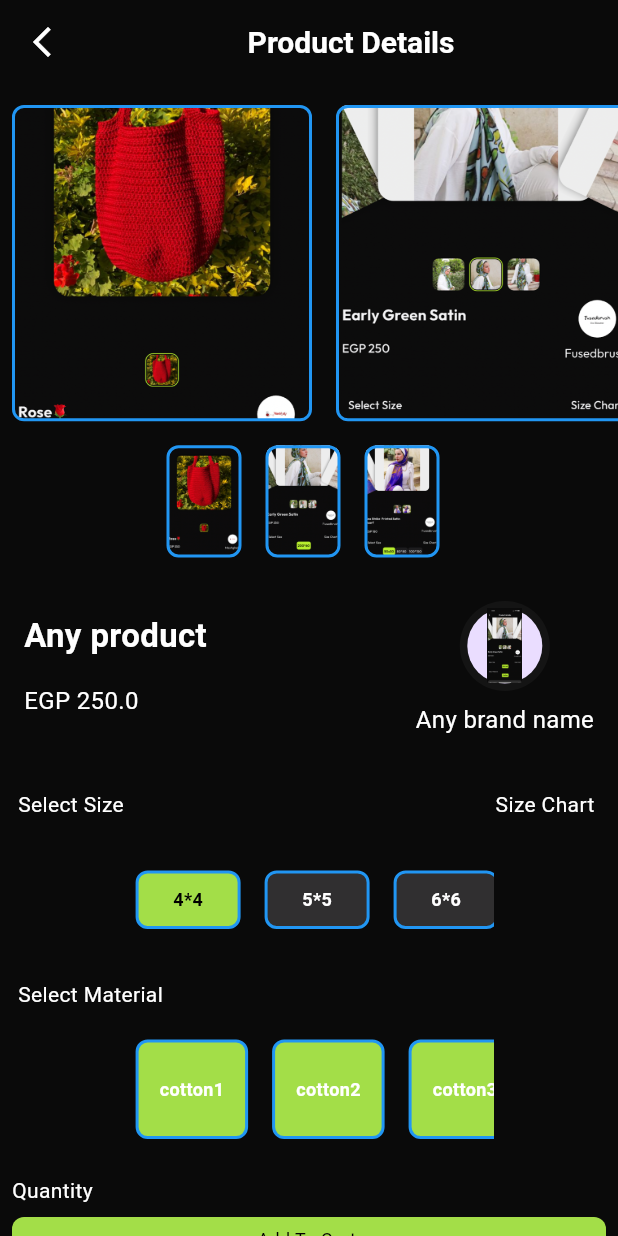
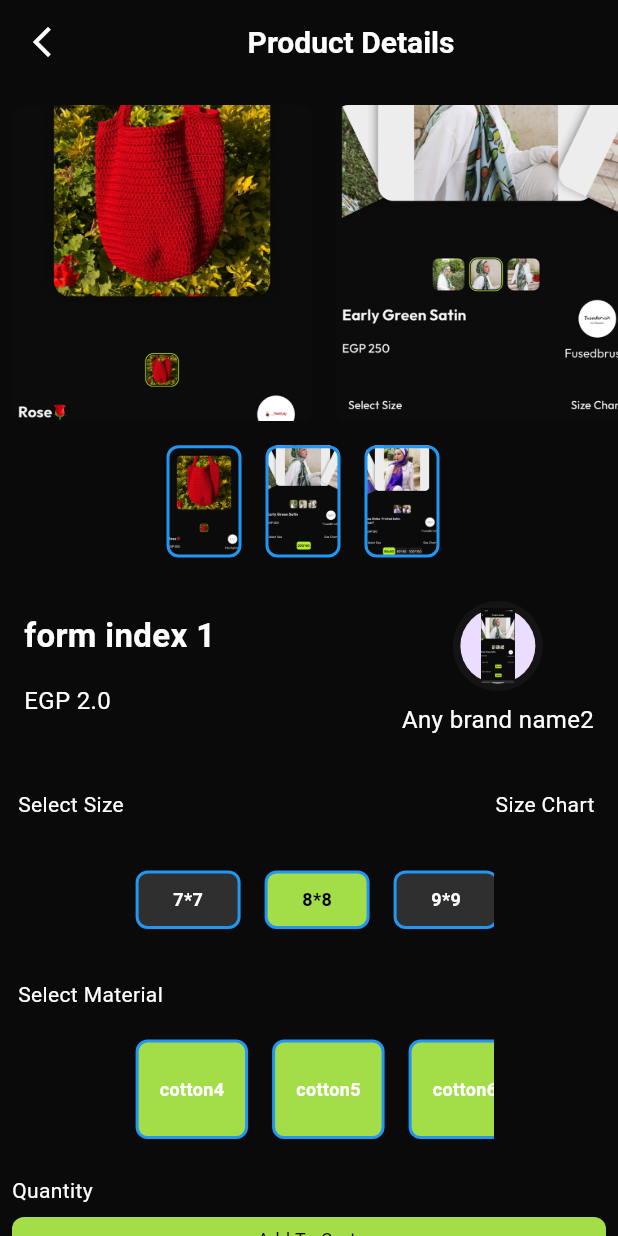
Before and after one commit to AmrAbdElHamed26/slash_internship, a Flutter app: the screen it shows after launch, on a phone screen of 412 x 824 dp. Run offline on Flutter 3.47's test engine with Material 3 defaults, Android fonts, the light colour scheme and no system bars; our stand-ins replace bloc, equatable, flutter_bloc, get_it; missing offline and left inert: easy_image_viewer.

Commit message:
finish Data and Domain Layers

```diff
--- /dev/null
+++ b/lib/product_details_module/data_layer/models/product_details_data.dart
@@ -0,0 +1,6 @@
+import 'package:slash_task/product_details_module/domain_layer/entites/product_details.dart';
+
+class ProductDetailsData extends ProductDetails {
+  const ProductDetailsData(super.allImages, super.allSizes, super.allMaterials, {required super.productName, required super.productPrice, required super.brandImage, required super.brandName});
+ /// todo : use it when access data base
+}
--- /dev/null
+++ b/lib/product_details_module/domain_layer/use_cases/get_product_details_use_case.dart
@@ -0,0 +1,13 @@
+import 'package:slash_task/product_details_module/domain_layer/entites/product_details.dart';
+import 'package:slash_task/product_details_module/domain_layer/repository/base_product_details_repo.dart';
+
+class GetProductDetailsUseCase {
+  final BaseProductDetailsRepo baseProductDetailsRepo ;
+  GetProductDetailsUseCase(this.baseProductDetailsRepo);
+
+  ProductDetails execute(int currentProduct){
+    return baseProductDetailsRepo.getProductDetails(currentProduct);
+
+  }
+
+}
--- a/lib/product_details_module/presentation_layer/components/name_salary_component.dart
+++ b/lib/product_details_module/presentation_layer/components/name_salary_component.dart
@@ -1,5 +1,8 @@
 import 'package:flutter/cupertino.dart';
 import 'package:flutter/material.dart';
+import 'package:flutter_bloc/flutter_bloc.dart';
+import 'package:slash_task/product_details_module/presentation_layer/controller/product_details_bloc.dart';
+import 'package:slash_task/shared/enums.dart';
 
 import '../../../shared/dummy_product_deatils_data.dart';
 
@@ -9,8 +12,15 @@ class NameAndSalaryPart extends StatelessWidget {
   @override
   Widget build(BuildContext context) {
     return Padding(
-        padding: const EdgeInsets.symmetric(vertical: 15 , horizontal: 8),
-        child: Row(
+      padding: const EdgeInsets.symmetric(vertical: 15, horizontal: 8),
+      child: BlocBuilder<ProductDetailsBloc, ProductDetailsState>(
+        builder: (context, state) {
+          switch(state.productDetailsState){
+
+            case RequestState.loading:
+              return CircularProgressIndicator();
+            case RequestState.loaded:
+              return Row(
                 mainAxisAlignment: MainAxisAlignment.spaceBetween,
                 crossAxisAlignment: CrossAxisAlignment.start,
                 children: [
@@ -19,41 +29,59 @@ class NameAndSalaryPart extends StatelessWidget {
                     children: [
                       Padding(
                         padding: const EdgeInsets.all(8.0),
-                  child: Text(productDetails.productName , style: const TextStyle(color: Colors.white , fontSize: 22 , fontWeight: FontWeight.bold),),
+                        child: Text(
+                          state.currentProduct!.productName,
+                          style: const TextStyle(
+                              color: Colors.white,
+                              fontSize: 22,
+                              fontWeight: FontWeight.bold),
+                        ),
                       ),
                       Padding(
                         padding: const EdgeInsets.all(8.0),
-                  child: Text("EGP ${productDetails.productPrice}" , style: const TextStyle(color: Colors.white , fontSize: 16 ),),
+                        child: Text(
+                          "EGP ${state.currentProduct!.productPrice}",
+                          style:
+                          const TextStyle(color: Colors.white, fontSize: 16),
                         ),
-
+                      ),
                     ],
                   ),
                   Column(
                     mainAxisAlignment: MainAxisAlignment.spaceBetween,
                     children: [
-                Stack(
-                  children: [
-                    const CircleAvatar(radius: 30,backgroundColor: Color(0xFF141414),),
+                      Stack(children: [
+                        const CircleAvatar(
+                          radius: 30,
+                          backgroundColor: Color(0xFF141414),
+                        ),
                         Positioned(
-                      top:5,
+                          top: 5,
                           left: 5,
                           child: CircleAvatar(
                             radius: 25,
-                        child: Image.asset(productDetails.brandImage),
+                            child: Image.asset(state.currentProduct!.brandImage),
                           ),
                         ),
-
-                  ]
-                ),
+                      ]),
                       Padding(
                         padding: const EdgeInsets.all(8.0),
-                  child: Text(productDetails.brandName, style: const TextStyle(color: Colors.white , fontSize: 16 ),),
+                        child: Text(
+                          state.currentProduct!.brandName,
+                          style:
+                          const TextStyle(color: Colors.white, fontSize: 16),
                         ),
-
+                      ),
                     ],
                   ),
                   // make sizes scroll view
                 ],
+              );
+            case RequestState.error:
+              return CircularProgressIndicator();
+
+          }
+        },
       ),
     );
   }
--- a/lib/product_details_module/presentation_layer/components/product_images_scroll_view.dart
+++ b/lib/product_details_module/presentation_layer/components/product_images_scroll_view.dart
@@ -67,10 +67,7 @@ class FirstListView extends StatelessWidget {
                       width: 200,
                       height: double.infinity,
                       decoration: BoxDecoration(
-                        border: Border.all(
-                          color: Colors.blue,
-                          width: 2.0,
-                        ),
+
                         borderRadius: BorderRadius.circular(8.0),
                         image: DecorationImage(
                           image: AssetImage(
@@ -127,7 +124,7 @@ class SecondListView extends StatelessWidget {
                         duration: const Duration(milliseconds: 1000),
                         curve: Curves.bounceOut,
                       );
-                    }, /// change the list view when press on any small picture
+                    },
                     child: Container(
                       margin: const EdgeInsets.all(8.0),
                       width: 50,
--- a/lib/product_details_module/presentation_layer/components/select_material_component.dart
+++ b/lib/product_details_module/presentation_layer/components/select_material_component.dart
@@ -1,7 +1,10 @@
 import 'package:flutter/cupertino.dart';
 import 'package:flutter/material.dart';
+import 'package:flutter_bloc/flutter_bloc.dart';
 
 import '../../../shared/dummy_product_deatils_data.dart';
+import '../../../shared/enums.dart';
+import '../controller/product_details_bloc.dart';
 
 class SelectMaterialPart extends StatelessWidget {
   const SelectMaterialPart({Key? key}) : super(key: key);
@@ -25,7 +28,14 @@ class SelectMaterialPart extends StatelessWidget {
             ],
           ),
         ),
-        SizedBox(
+        BlocBuilder<ProductDetailsBloc, ProductDetailsState>(
+          builder: (context, state) {
+            switch(state.productDetailsState){
+
+              case RequestState.loading:
+                return CircularProgressIndicator();
+              case RequestState.loaded:
+                return SizedBox(
                   height: heightScreen*.1,
                   child: Row(
                     mainAxisAlignment: MainAxisAlignment.center,
@@ -49,7 +59,7 @@ class SelectMaterialPart extends StatelessWidget {
                                   ),
                                   borderRadius: BorderRadius.circular(8.0),
                                 ),
-                        child: Center(child: Text(productDetails.allMaterials[index]! , style: TextStyle(color: Colors.white , fontWeight: FontWeight.bold , fontSize: 12),)),
+                                child: Center(child: Text(state.currentProduct!.allMaterials[index]! , style: TextStyle(color: Colors.white , fontWeight: FontWeight.bold , fontSize: 12),)),
                               );
                             } else {
                               return Container();
@@ -60,7 +70,14 @@ class SelectMaterialPart extends StatelessWidget {
                       ),
                     ],
                   ),
+                );
+
+              case RequestState.error:
+                return CircularProgressIndicator();
+            }
+          },
         ),
+
       ],
     );
   }
--- a/lib/product_details_module/presentation_layer/components/select_size_componenet.dart
+++ b/lib/product_details_module/presentation_layer/components/select_size_componenet.dart
@@ -1,14 +1,17 @@
 import 'package:flutter/cupertino.dart';
 import 'package:flutter/material.dart';
+import 'package:flutter_bloc/flutter_bloc.dart';
 import 'package:slash_task/product_details_module/presentation_layer/components/all_varaitions.dart';
+import 'package:slash_task/product_details_module/presentation_layer/controller/product_details_bloc.dart';
+import 'package:slash_task/shared/enums.dart';
 
 import '../../../shared/dummy_product_deatils_data.dart';
 
 class SelectSizePart extends StatelessWidget {
   const SelectSizePart({Key? key}) : super(key: key);
+
   @override
   Widget build(BuildContext context) {
-
     return Column(children: [
       // size scroll view
       const Padding(
@@ -16,11 +19,27 @@ class SelectSizePart extends StatelessWidget {
         child: Row(
 
           mainAxisAlignment: MainAxisAlignment.spaceBetween,
-          children: [Text("Select Size ", style: TextStyle(color: Colors.white ),),Text("Size Chart ", style: TextStyle(color: Colors.white ),)],),
+          children: [
+            Text("Select Size ", style: TextStyle(color: Colors.white),),
+            Text("Size Chart ", style: TextStyle(color: Colors.white),)
+          ],),
       ),
 
       // for size
-      Variations(data:productDetails.allSizes),
+      BlocBuilder<ProductDetailsBloc, ProductDetailsState>(
+        builder: (context, state) {
+          switch(state.productDetailsState){
+
+            case RequestState.loading:
+              return CircularProgressIndicator();
+            case RequestState.loaded:
+            return Variations(data: state.currentProduct!.allSizes);
+
+            case RequestState.error:
+              return CircularProgressIndicator();
+          }
+        },
+      ),
 
     ],);
   }
--- a/lib/product_details_module/presentation_layer/controller/product_details_bloc.dart
+++ b/lib/product_details_module/presentation_layer/controller/product_details_bloc.dart
@@ -1,15 +1,43 @@
-
 import 'package:bloc/bloc.dart';
 import 'package:equatable/equatable.dart';
+import 'package:slash_task/product_details_module/data_layer/models/product_details_data.dart';
+
+import '../../../shared/enums.dart';
+import '../../domain_layer/entites/product_details.dart';
+import '../../domain_layer/use_cases/get_product_details_use_case.dart';
 
 part 'product_details_event.dart';
+
 part 'product_details_state.dart';
 
-class ProductDetailsBloc extends Bloc<ProductDetailsEvent, ProductDetailsState> {
+class ProductDetailsBloc
+    extends Bloc<ProductDetailsEvent, ProductDetailsState> {
+  final GetProductDetailsUseCase getProductDetailsUseCase;
+
+  ProductDetailsBloc(this.getProductDetailsUseCase)
+      : super(const ProductDetailsState()) {
+    on<SelectSpecificSizeEvent>((event, emit) {
+      final updatedState = state.copyWith(
+        selectedSizeIndex: event.index,
+      );
+
+      emit(updatedState);
+    });
 
 
-  ProductDetailsBloc():super(const ProductDetailsState()){
-    on<SelectSpecificSizeEvent>((event, emit) => emit(ProductDetailsState(selectedSizeIndex: event.index ))
-    );
+    on<GetProductDetailsEvent>(_getProductDetails);
+  }
+
+  ProductDetails _getProductDetails(
+      GetProductDetailsEvent event, Emitter<ProductDetailsState> emit) {
+    final result = getProductDetailsUseCase.execute(event.currentProduct);
+
+    print("result is $result");
+    emit(state.copyWith(
+      currentProduct: result,
+      productDetailsState: RequestState.loaded,
+    ));
+
+    return result;
   }
 }
--- a/lib/product_details_module/presentation_layer/controller/product_details_event.dart
+++ b/lib/product_details_module/presentation_layer/controller/product_details_event.dart
@@ -15,3 +15,13 @@ class SelectSpecificSizeEvent extends ProductDetailsEvent {
   List<Object?> get props => [index];
 
 }
+
+class GetProductDetailsEvent extends ProductDetailsEvent{
+  final int currentProduct;
+  const GetProductDetailsEvent({required this.currentProduct});
+
+  @override
+  List<Object?> get props => [currentProduct];
+
+
+}
--- a/lib/product_details_module/presentation_layer/controller/product_details_state.dart
+++ b/lib/product_details_module/presentation_layer/controller/product_details_state.dart
@@ -1,18 +1,29 @@
 part of 'product_details_bloc.dart';
 
 class ProductDetailsState extends Equatable {
-  const ProductDetailsState({this.selectedSizeIndex});
+  const ProductDetailsState(
+      {this.selectedSizeIndex,
+      this.currentProduct,
+      this.productDetailsState = RequestState.loading});
 
   final int? selectedSizeIndex;
+  final ProductDetails? currentProduct;
+
+  final RequestState productDetailsState;
 
   ProductDetailsState copyWith({
     int? selectedSizeIndex,
+    ProductDetails? currentProduct,
+    RequestState? productDetailsState,
   }) {
     return ProductDetailsState(
       selectedSizeIndex: selectedSizeIndex ?? this.selectedSizeIndex,
+      currentProduct: currentProduct ?? this.currentProduct,
+      productDetailsState: productDetailsState ?? this.productDetailsState,
     );
   }
 
   @override
-  List<Object?> get props => [selectedSizeIndex];
+  List<Object?> get props =>
+      [selectedSizeIndex, currentProduct, productDetailsState];
 }
--- a/lib/product_details_module/presentation_layer/product_screen.dart
+++ b/lib/product_details_module/presentation_layer/product_screen.dart
@@ -1,6 +1,7 @@
 import 'package:flutter/cupertino.dart';
 import 'package:flutter/material.dart';
 import 'package:flutter_bloc/flutter_bloc.dart';
+import 'package:slash_task/shared/service_locator.dart';
 
 import 'components/add_to_cart_component.dart';
 import 'components/name_salary_component.dart';
@@ -33,7 +34,7 @@ class ProductScreen extends StatelessWidget {
       ),
       body: SingleChildScrollView(
         child: BlocProvider(
-          create: (context) => ProductDetailsBloc()..add(SelectSpecificSizeEvent(index: 0)),
+          create: (context) => getIt<ProductDetailsBloc>()..add(GetProductDetailsEvent(currentProduct: 1))..add(SelectSpecificSizeEvent(index: 1)),
           child: Column(
             crossAxisAlignment: CrossAxisAlignment.start,
             children: [
--- a/lib/shared/dummy_product_deatils_data.dart
+++ b/lib/shared/dummy_product_deatils_data.dart
@@ -6,4 +6,13 @@ List<String?>allImages = ["assets/images/1.png","assets/images/2.png","assets/im
 List<String?>allSizes = ["4*4" , "5*5" , "6*6"];
 List<String?>allMaterials = ["cotton1" , "cotton2","cotton3"];
 
+
+List<String?>allImages2 = ["assets/images/1.png","assets/images/2.png","assets/images/3.png","assets/images/1.png","assets/images/2.png","assets/images/3.png"];
+List<String?>allMaterials2 = ["cotton4" , "cotton5","cotton6"];
+List<String?>allSizes2 = ["7*7" , "8*8" , "9*9"];
+
 ProductDetails productDetails = ProductDetails(allImages, allSizes, allMaterials, productName: "Any product", productPrice: 250.0, brandImage: "assets/images/2.png", brandName: "Any brand name");
+ProductDetails productDetails1 = ProductDetails(allImages2, allSizes2, allMaterials2, productName: "form index 1 ", productPrice: 2, brandImage: "assets/images/2.png", brandName: "Any brand name2");
+
+
+List<ProductDetails>allProducts = [productDetails ,productDetails1 ,productDetails];
--- /dev/null
+++ b/lib/shared/enums.dart
@@ -0,0 +1,5 @@
+enum RequestState {
+  loading ,
+  loaded,
+  error ,
+}
--- a/pubspec.yaml
+++ b/pubspec.yaml
@@ -38,6 +38,7 @@ dependencies:
   equatable: ^2.0.5
   easy_image_viewer: ^1.3.2
   flutter_bloc: ^8.1.3
+  get_it: ^7.6.4
 
 dev_dependencies:
   flutter_test:
```
Also changed, not shown: lib/main.dart (+12 -2 lines), lib/product_details_module/data_layer/data_source/product_details_data_source.dart (added, +17 -0 lines), lib/product_details_module/data_layer/repository/product_details_repo.dart (added, +18 -0 lines), lib/product_details_module/domain_layer/repository/base_product_details_repo.dart (added, +7 -0 lines), lib/shared/bloc_observer.dart (added, +39 -0 lines), lib/shared/service_locator.dart (added, +27 -0 lines), pubspec.lock. Lines whose indentation alone changed are shown as unchanged.
